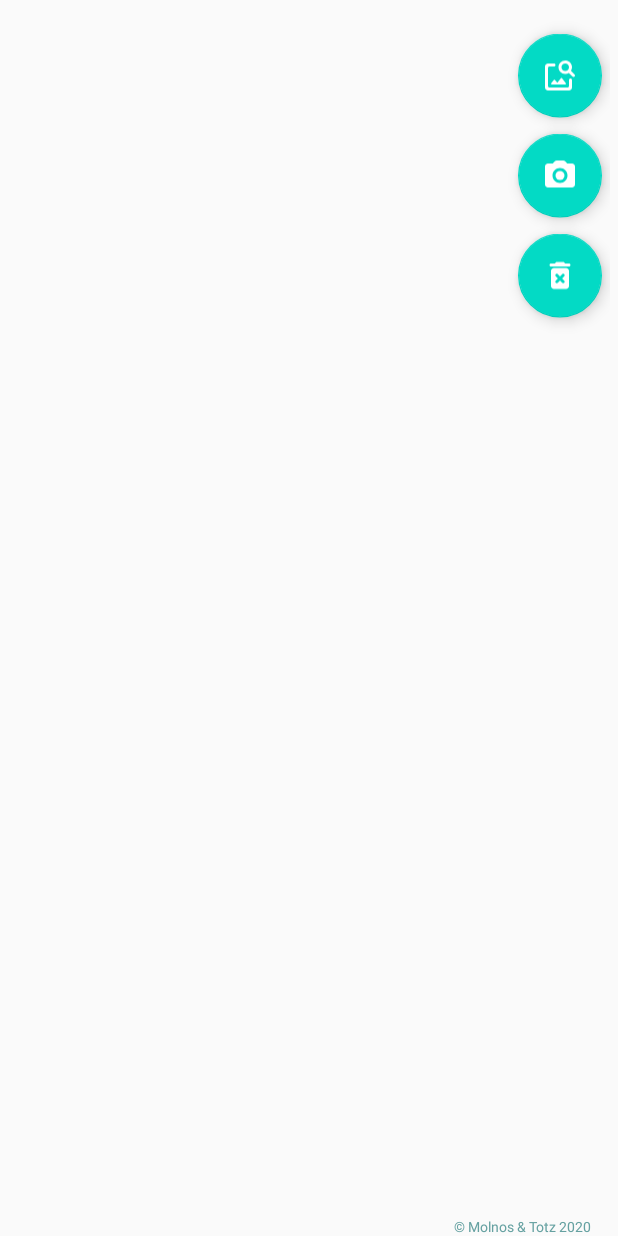
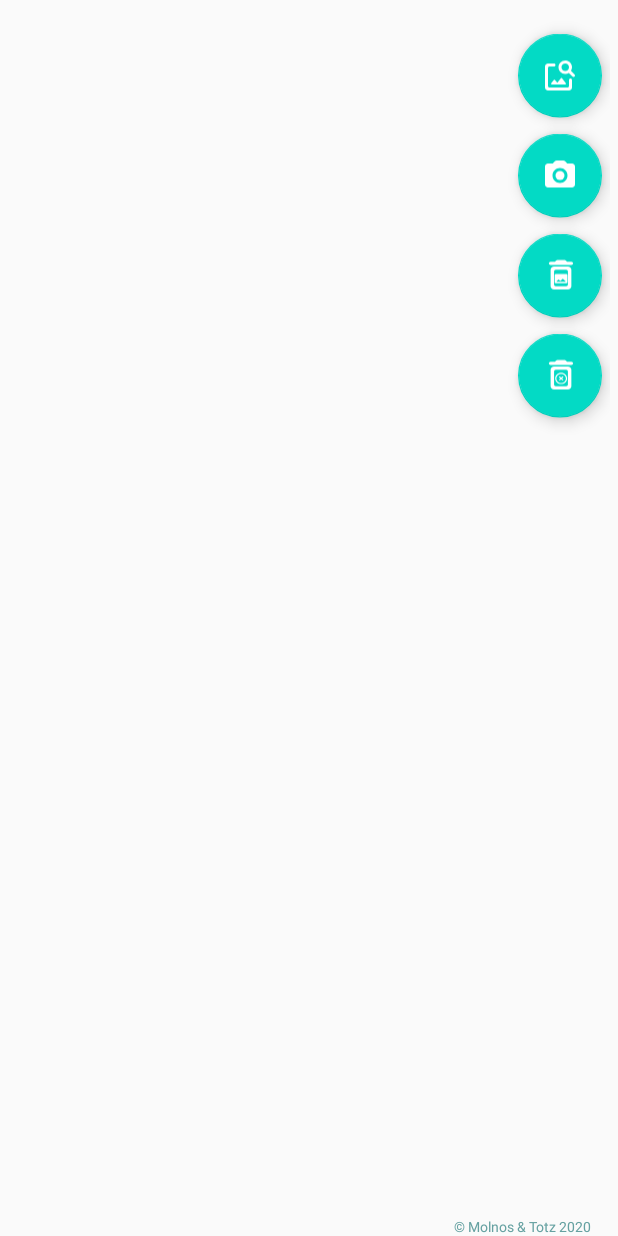
Before and after one commit to smolnos/Rechenpate2App, an Android app: the screen it shows after launch (MainActivity), after a tap on an icon or button, on a phone screen of 412 x 824 dp. Run offline under Robolectric (Android 15) with nearby library versions, the phone set to English and light mode, and no system bars; libraries missing offline, so code that uses them is left out: pub.devrel.easypermissions; 1 other tap on this screen came first.

Commit message:
add delete buttons

```diff
--- a/app/src/main/java/de/r3chn3n/Rechenpate2App/MainActivity.java
+++ b/app/src/main/java/de/r3chn3n/Rechenpate2App/MainActivity.java
@@ -34,18 +34,21 @@ public class MainActivity extends AppCompatActivity {
     private String[] galleryPermissions = {Manifest.permission.READ_EXTERNAL_STORAGE};
     boolean isFABOpen = false;
     FloatingActionButton bAddPicture;
-    FloatingActionButton bDelete;
+    FloatingActionButton bDeletePhoto;
     FloatingActionButton bTakePicture;
     FloatingActionButton bGallery;
+    FloatingActionButton bDeleteCircle;
+    PaintView paintView;
 
 
     @Override
     protected void onCreate(Bundle savedInstanceState) {
         super.onCreate(savedInstanceState);
         setContentView(R.layout.activity_main);
-
+        paintView = findViewById(R.id.paint_view);
         bAddPicture = findViewById(R.id.btnAddPhoto);
-        bDelete = findViewById(R.id.btnDeletePhoto);
+        bDeletePhoto = findViewById(R.id.btnDeletePhoto);
+        bDeleteCircle = findViewById(R.id.btnDeleteCircle);
         bTakePicture = findViewById(R.id.btnTakePhoto);
         bGallery = findViewById(R.id.btnSelectPhoto);
         viewImage = findViewById(R.id.viewImage);
@@ -65,9 +68,11 @@ public class MainActivity extends AppCompatActivity {
                 boolean galleryTouched = outRect.contains((int)event.getRawX(), (int) event.getRawY());
                 bTakePicture.getGlobalVisibleRect(outRect);
                 boolean takePictureTouched = outRect.contains((int)event.getRawX(), (int) event.getRawY());
-                bDelete.getGlobalVisibleRect(outRect);
-                boolean deleteTouched = outRect.contains((int)event.getRawX(), (int) event.getRawY());
-                if (!(galleryTouched || takePictureTouched || deleteTouched)) {
+                bDeletePhoto.getGlobalVisibleRect(outRect);
+                boolean deletePhoto = outRect.contains((int)event.getRawX(), (int) event.getRawY());
+                bDeleteCircle.getGlobalVisibleRect(outRect);
+                boolean deleteCircle = outRect.contains((int)event.getRawX(), (int) event.getRawY());
+                if (!(galleryTouched || takePictureTouched || deletePhoto || deleteCircle)) {
                     closeFABMenu();
                     return true;
                 }
@@ -120,10 +125,19 @@ public class MainActivity extends AppCompatActivity {
             }
         });
 
-        bDelete.setOnClickListener(new View.OnClickListener() {
+        bDeletePhoto.setOnClickListener(new View.OnClickListener() {
             @Override
             public void onClick(View view) {
                 viewImage.setImageDrawable(null);
+                closeFABMenu();
+            }
+        });
+
+        bDeleteCircle.setOnClickListener(new View.OnClickListener() {
+            @Override
+            public void onClick(View view) {
+                //ToDo
+                paintView.deleteCircles();
                 closeFABMenu();
             }
         });
@@ -132,12 +146,14 @@ public class MainActivity extends AppCompatActivity {
     private void closeFABMenu() {
         isFABOpen = false;
         bAddPicture.animate().translationY(0);
-        bDelete.animate().translationY(0);
+        bDeletePhoto.animate().translationY(0);
+        bDeleteCircle.animate().translationY(0);
         bTakePicture.animate().translationY(0);
         bGallery.animate().translationY(0);
         bTakePicture.setVisibility(View.INVISIBLE);
         bGallery.setVisibility(View.INVISIBLE);
-        bDelete.setVisibility(View.INVISIBLE);
+        bDeletePhoto.setVisibility(View.INVISIBLE);
+        bDeleteCircle.setVisibility(View.INVISIBLE);
     }
 
     /**
@@ -149,10 +165,12 @@ public class MainActivity extends AppCompatActivity {
     private void showFABMenu() {
         isFABOpen=true;
         bAddPicture.animate().translationY(-getResources().getDimension(R.dimen.standard_155));
-        bDelete.setVisibility(View.VISIBLE);
+        bDeletePhoto.setVisibility(View.VISIBLE);
+        bDeleteCircle.setVisibility(View.VISIBLE);
         bTakePicture.setVisibility(View.VISIBLE);
         bGallery.setVisibility(View.VISIBLE);
-        bDelete.animate().translationY(-getResources().getDimension(R.dimen.standard_55));
+        bDeletePhoto.animate().translationY(-getResources().getDimension(R.dimen.standard_55));
+        bDeleteCircle.animate().translationY(-getResources().getDimension(R.dimen.standard_55));
         bTakePicture.animate().translationY(-getResources().getDimension(R.dimen.standard_55));
         bGallery.animate().translationY(-getResources().getDimension(R.dimen.standard_55));
     }
@@ -173,7 +191,7 @@ public class MainActivity extends AppCompatActivity {
             if (requestCode == 1) {
                 photo = (Bitmap) Objects.requireNonNull(data.getExtras()).get("data");
                 viewImage.setImageBitmap(photo);
-                bDelete.setVisibility(View.VISIBLE);
+                bDeletePhoto.setVisibility(View.VISIBLE);
             } else if (requestCode == 2) {
                 Uri selectedImage = data.getData();
                 String[] filePath = {MediaStore.Images.Media.DATA};
@@ -186,7 +204,7 @@ public class MainActivity extends AppCompatActivity {
                 c.close();
                 photo = (BitmapFactory.decodeFile(picturePath));
                 viewImage.setImageBitmap(photo);
-                bDelete.setVisibility(View.VISIBLE);
+                bDeletePhoto.setVisibility(View.VISIBLE);
             }
             closeFABMenu();
         }
--- a/app/src/main/java/de/r3chn3n/Rechenpate2App/MySquare/MySquare.java
+++ b/app/src/main/java/de/r3chn3n/Rechenpate2App/MySquare/MySquare.java
@@ -46,9 +46,9 @@ public abstract class MySquare implements Comparable<MySquare> {
         this.x = x;
         this.y = y;
         if (devicePixelsWidth < devicePixelsHeight) {
-            scale = devicePixelsWidth / 28;
+            scale = devicePixelsWidth / 25;
         } else {
-            scale = devicePixelsHeight / 28;
+            scale = devicePixelsHeight / 25;
         }
         OFFSET = (int) (scale );
         LENGTH = scale ;
--- a/app/src/main/java/de/r3chn3n/Rechenpate2App/PaintView.java
+++ b/app/src/main/java/de/r3chn3n/Rechenpate2App/PaintView.java
@@ -214,4 +214,9 @@ public class PaintView extends View {
             mySquare.setSquareWidth(tmp);
         }
     }
+
+    public void deleteCircles() {
+        indexMySquares = 0;
+        mySquares.clear();
+    }
 }
--- /dev/null
+++ b/app/src/main/res/drawable/ic_delete_outline_circle_24px.xml
@@ -0,0 +1,14 @@
+<vector xmlns:android="http://schemas.android.com/apk/res/android"
+    android:width="24dp"
+    android:height="24dp"
+    android:viewportWidth="24"
+    android:viewportHeight="24">
+  <path
+      android:fillColor="#fff"
+      android:pathData="m5.7458,19.1243c0,1.1994 1.0373,2.1808 2.3051,2.1808h9.2203c1.2678,0 2.3051,-0.9814 2.3051,-2.1808V8.2203c0,-1.1994 -1.0373,-2.1808 -2.3051,-2.1808H8.0508c-1.2678,0 -2.3051,0.9814 -2.3051,2.1808zM9.2034,8.2203h6.9153c0.6339,0 1.1525,0.4907 1.1525,1.0904v8.7232c0,0.5997 -0.5186,1.0904 -1.1525,1.0904H9.2034c-0.6339,0 -1.1525,-0.4907 -1.1525,-1.0904V9.3107c0,-0.5997 0.5186,-1.0904 1.1525,-1.0904zM16.6949,2.7684 L15.8766,1.9942C15.6692,1.7979 15.3695,1.678 15.0698,1.678h-4.8176c-0.2997,0 -0.5993,0.1199 -0.8068,0.3162L8.6271,2.7684H5.7458c-0.6339,0 -1.1525,0.4907 -1.1525,1.0904 0,0.5997 0.5186,1.0904 1.1525,1.0904H19.5763c0.6339,0 1.1525,-0.4907 1.1525,-1.0904 0,-0.5997 -0.5186,-1.0904 -1.1525,-1.0904z"
+      android:strokeWidth="1.12103832"/>
+  <path
+      android:fillColor="#fff"
+      android:pathData="m13.5091,12.7469 l-0.7464,0.7079 -0.7464,-0.7079c-0.154,-0.1461 -0.4028,-0.1461 -0.5568,0 -0.154,0.1461 -0.154,0.3821 0,0.5282l0.7464,0.7079 -0.7464,0.7079c-0.154,0.1461 -0.154,0.3821 0,0.5282 0.154,0.1461 0.4028,0.1461 0.5568,0l0.7464,-0.7079 0.7464,0.7079c0.154,0.1461 0.4028,0.1461 0.5568,0 0.154,-0.1461 0.154,-0.3821 0,-0.5282l-0.7464,-0.7079 0.7464,-0.7079c0.154,-0.1461 0.154,-0.3821 0,-0.5282 -0.154,-0.1423 -0.4068,-0.1423 -0.5568,0zM12.7627,10.2373c-2.1839,0 -3.9492,1.6744 -3.9492,3.7458 0,2.0714 1.7653,3.7458 3.9492,3.7458 2.1839,0 3.9492,-1.6744 3.9492,-3.7458 0,-2.0714 -1.7653,-3.7458 -3.9492,-3.7458zM12.7627,16.9797c-1.7416,0 -3.1593,-1.3447 -3.1593,-2.9966 0,-1.6519 1.4177,-2.9966 3.1593,-2.9966 1.7416,0 3.1593,1.3447 3.1593,2.9966 0,1.6519 -1.4177,2.9966 -3.1593,2.9966z"
+      android:strokeWidth="0.38461134"/>
+</vector>
--- /dev/null
+++ b/app/src/main/res/drawable/ic_delete_outline_photo_24px.xml
@@ -0,0 +1,14 @@
+<vector xmlns:android="http://schemas.android.com/apk/res/android"
+    android:width="24dp"
+    android:height="24dp"
+    android:viewportWidth="24"
+    android:viewportHeight="24">
+  <path
+      android:fillColor="#fff"
+      android:pathData="m5.7458,19.1243c0,1.1994 1.0373,2.1808 2.3051,2.1808h9.2203c1.2678,0 2.3051,-0.9814 2.3051,-2.1808V8.2203c0,-1.1994 -1.0373,-2.1808 -2.3051,-2.1808H8.0508c-1.2678,0 -2.3051,0.9814 -2.3051,2.1808zM9.2034,8.2203h6.9153c0.6339,0 1.1525,0.4907 1.1525,1.0904v8.7232c0,0.5997 -0.5186,1.0904 -1.1525,1.0904H9.2034c-0.6339,0 -1.1525,-0.4907 -1.1525,-1.0904V9.3107c0,-0.5997 0.5186,-1.0904 1.1525,-1.0904zM16.6949,2.7684 L15.8766,1.9942C15.6692,1.7979 15.3695,1.678 15.0698,1.678h-4.8176c-0.2997,0 -0.5993,0.1199 -0.8068,0.3162L8.6271,2.7684H5.7458c-0.6339,0 -1.1525,0.4907 -1.1525,1.0904 0,0.5997 0.5186,1.0904 1.1525,1.0904H19.5763c0.6339,0 1.1525,-0.4907 1.1525,-1.0904 0,-0.5997 -0.5186,-1.0904 -1.1525,-1.0904z"
+      android:strokeWidth="1.12103832"/>
+  <path
+      android:fillColor="#fff"
+      android:pathData="m16.9322,16.5367v-4.904c0,-0.3853 -0.422,-0.7006 -0.9379,-0.7006L9.4294,10.9322c-0.5158,0 -0.9379,0.3153 -0.9379,0.7006v4.904c0,0.3853 0.422,0.7006 0.9379,0.7006h6.565c0.5158,0 0.9379,-0.3153 0.9379,-0.7006zM11.2582,14.7783 L12.2429,15.6645 13.6966,14.2669c0.0938,-0.0911 0.2814,-0.0911 0.3751,0.0035l1.6459,1.6393c0.1172,0.1156 0.0047,0.2802 -0.1876,0.2802h-5.6224c-0.1969,0 -0.3048,-0.1681 -0.1829,-0.2837L10.8924,14.7853c0.0891,-0.0911 0.2673,-0.0946 0.3658,-0.007z"
+      android:strokeWidth="0.40528601"/>
+</vector>
--- a/app/src/main/res/layout/activity_main.xml
+++ b/app/src/main/res/layout/activity_main.xml
@@ -56,7 +56,16 @@
             android:layout_gravity="bottom|end"
             android:layout_margin="5dp"
             android:visibility="invisible"
-            android:src="@drawable/ic_delete_forever_24px"
+            android:src="@drawable/ic_delete_outline_photo_24px"
+            />
+        <com.google.android.material.floatingactionbutton.FloatingActionButton
+            android:id="@+id/btnDeleteCircle"
+            android:layout_width="wrap_content"
+            android:layout_height="wrap_content"
+            android:layout_gravity="bottom|end"
+            android:layout_margin="5dp"
+            android:visibility="invisible"
+            android:src="@drawable/ic_delete_outline_circle_24px"
             />
     </LinearLayout>
 
--- a/build.gradle
+++ b/build.gradle
@@ -7,7 +7,7 @@ buildscript {
 
     }
     dependencies {
-        classpath 'com.android.tools.build:gradle:3.6.3'
+        classpath 'com.android.tools.build:gradle:4.0.0'
 
 
         // NOTE: Do not place your application dependencies here; they belong
```
Also changed, not shown: gradle/wrapper/gradle-wrapper.properties, 1 other file.
